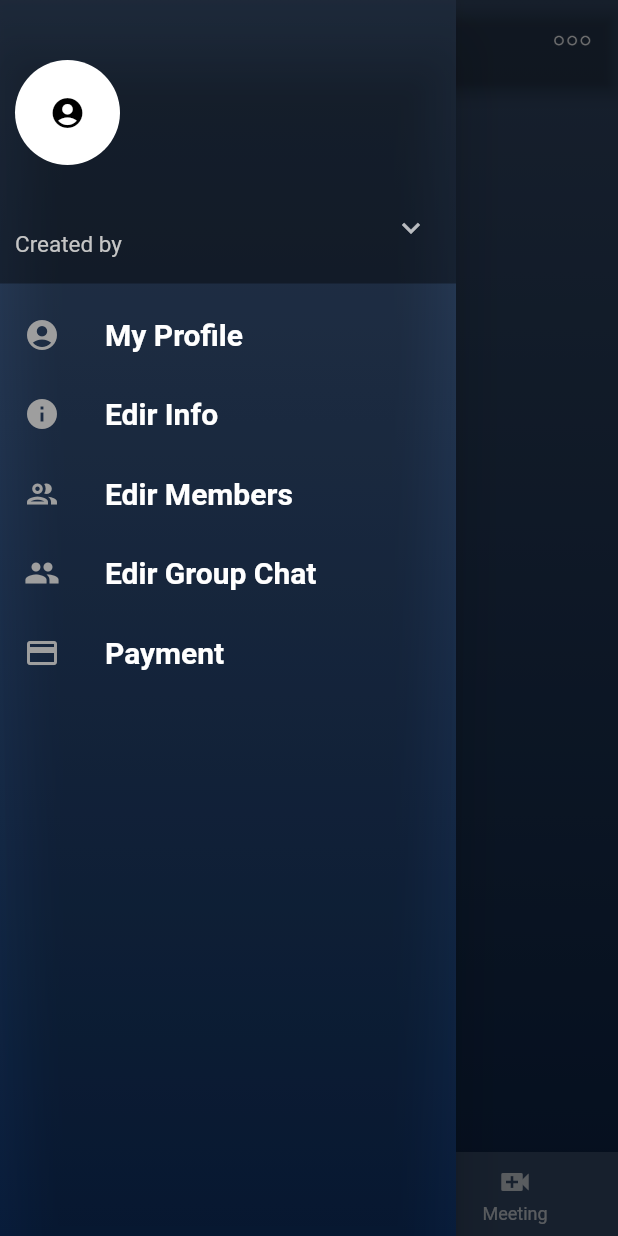
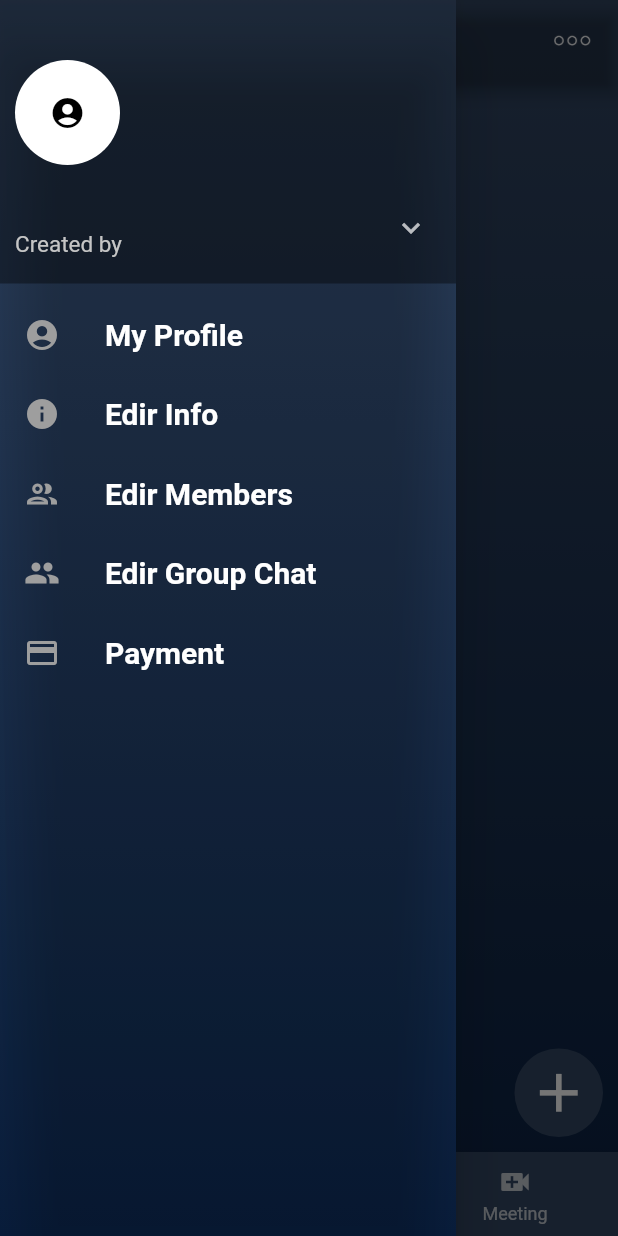
Before and after one commit to abdujemal/on_edir, a Flutter app: the EdirPage screen opened directly with empty values, with the side drawer open, on a phone screen of 412 x 824 dp. Run offline on Flutter 3.47's test engine with Material 2 defaults, Android fonts, the phone set to English and light mode, and no system bars; our stand-ins replace firebase_auth, firebase_core, firebase_database, firebase_storage, flutter_speed_dial, font_awesome_flutter and 2 more; accounts and stored records are empty; network calls fail.

Commit message:
olla migusta

```diff
--- /dev/null
+++ b/lib/Model/announcement.dart
@@ -0,0 +1,20 @@
+class Announcement {
+  String title, description, dateTime, aid;
+
+  Announcement(this.dateTime, this.description, this.title, this.aid);
+
+  Map<String, Object> toFirebaseMap(Announcement announcement) {
+    return {
+      "title": announcement.title,
+      "description": announcement.description,
+      "dateTime": announcement.dateTime,
+      "aid": announcement.aid
+    };
+  }
+
+  Announcement.fromFirebaseMap(Map<dynamic, dynamic> data)
+      : title = data["title"],
+        description = data["description"],
+        dateTime = data["dateTime"],
+        aid = data["aid"];
+}
--- /dev/null
+++ b/lib/View/Pages/AddAnnouncementPage/controller/add_announcement_controller.dart
@@ -0,0 +1,9 @@
+import 'package:get/get.dart';
+
+class AddAnnouncementController extends GetxController {
+  RxBool isLoading = false.obs;
+
+  setIsLoading(bool val) {
+    isLoading.value = val;
+  }
+}
--- a/lib/View/Pages/EdirGroupChat/edir_group_chat.dart
+++ b/lib/View/Pages/EdirGroupChat/edir_group_chat.dart
@@ -77,7 +77,7 @@ class _EdirGroupChatState extends State<EdirGroupChat> {
                           }
                           return chatList.isEmpty
                               ? const Center(
-                                  child: CircularProgressIndicator(),
+                                  child: Text("No Chat"),
                                 )
                               : Padding(
                                   padding: const EdgeInsets.only(bottom: 50.0),
--- a/lib/View/Pages/EdirPage/tabs/announcement_page.dart
+++ b/lib/View/Pages/EdirPage/tabs/announcement_page.dart
@@ -1,17 +1,76 @@
+import 'package:firebase_database/firebase_database.dart';
 import 'package:flutter/material.dart';
+import 'package:get/get.dart';
+import 'package:on_edir/Model/announcement.dart';
+import 'package:on_edir/View/Pages/AddAnnouncementPage/add_announcement_page.dart';
+import 'package:on_edir/View/Pages/EdirPage/controller/edir_page_controller.dart';
+import 'package:on_edir/View/Pages/MainPage/controller/main_controller.dart';
+import 'package:on_edir/View/Widgets/announcement_item.dart';
+import 'package:on_edir/View/Widgets/common_btn.dart';
+import 'package:on_edir/View/Widgets/custom_fab.dart';
+import 'package:on_edir/constants.dart';
 
 class AnnouncementPage extends StatefulWidget {
-  const AnnouncementPage({ Key key }) : super(key: key);
+  const AnnouncementPage({Key key}) : super(key: key);
 
   @override
   State<AnnouncementPage> createState() => _AnnouncementPageState();
 }
 
 class _AnnouncementPageState extends State<AnnouncementPage> {
+  DatabaseReference announcementRef =
+      FirebaseDatabase.instance.ref().child("Announcements");
+
+  EdirPAgeController edirPAgeController = Get.put(EdirPAgeController());
+
+  MainController mainController = Get.put(MainController());
+
   @override
   Widget build(BuildContext context) {
-    return Container(
-      child: Center(child: Text("Announcement Page")),
+    return Stack(
+      children: [
+        Obx(() => StreamBuilder(
+            stream: announcementRef
+                .child(edirPAgeController.currentEdir.value.eid)
+                .onValue,
+            builder: (context, snapshot) {
+              List<Announcement> announcementList = [];
+              if (snapshot.hasData) {
+                if ((snapshot.data as DatabaseEvent).snapshot.value != null) {
+                  Map<dynamic, dynamic> data = Map<dynamic, dynamic>.from(
+                      (snapshot.data as DatabaseEvent).snapshot.value);
+                  for (Map<dynamic, dynamic> anounceData in data.values) {
+                    Map<dynamic, dynamic> adata =
+                        Map<dynamic, dynamic>.from(anounceData);
+                    Announcement announcement =
+                        Announcement.fromFirebaseMap(adata);
+                    // print(anounceData);
+                    announcementList.add(announcement);
+                  }
+                  announcementList.sort(((a, b) => a.aid.compareTo(b.aid)));
+                }
+              }
+              return announcementList.isEmpty
+                  ? const Center(
+                      child: Text("No Announcement"),
+                    )
+                  : ListView.builder(
+                      itemCount: announcementList.length,
+                      itemBuilder: (context, index) => AnnouncementItem(
+                          announcement: announcementList[index]));
+            })),
+        edirPAgeController.currentEdir.value.created_by !=
+                mainController.myInfo.value.uid
+            ? const SizedBox()
+            : Align(
+                alignment: Alignment.bottomRight,
+                child: CustomFab(
+                  icon: Icons.add,
+                  onTap: () {
+                    Get.to(() => const AddAnnouncement());
+                  },
+                ))
+      ],
     );
   }
 }
--- /dev/null
+++ b/lib/View/Widgets/custom_fab.dart
@@ -0,0 +1,30 @@
+import 'package:flutter/material.dart';
+import 'package:get/get.dart';
+import 'package:on_edir/constants.dart';
+
+import '../Pages/AddAnnouncementPage/add_announcement_page.dart';
+
+class CustomFab extends StatelessWidget {
+  IconData icon;
+  void Function() onTap;
+  CustomFab({Key key,@required this.icon,@required this.onTap}) : super(key: key);
+
+  @override
+  Widget build(BuildContext context) {
+    return Padding(
+      padding: const EdgeInsets.all(10),
+      child: InkWell(
+          onTap: () => Get.to(() => const AddAnnouncement()),
+          child: Ink(
+              decoration: BoxDecoration(
+                  color: secondColor, borderRadius: BorderRadius.circular(30)),
+              child: Padding(
+                padding: const EdgeInsets.all(8.0),
+                child: const Icon(
+                  Icons.add,
+                  size: 43,
+                ),
+              ))),
+    );
+  }
+}
```
Also changed, not shown: lib/Controller/user_service.dart (+53 -6 lines), lib/View/Pages/AddAnnouncementPage/add_announcement_page.dart (added, +88 -0 lines), lib/View/Widgets/announcement_item.dart (added, +30 -0 lines).
